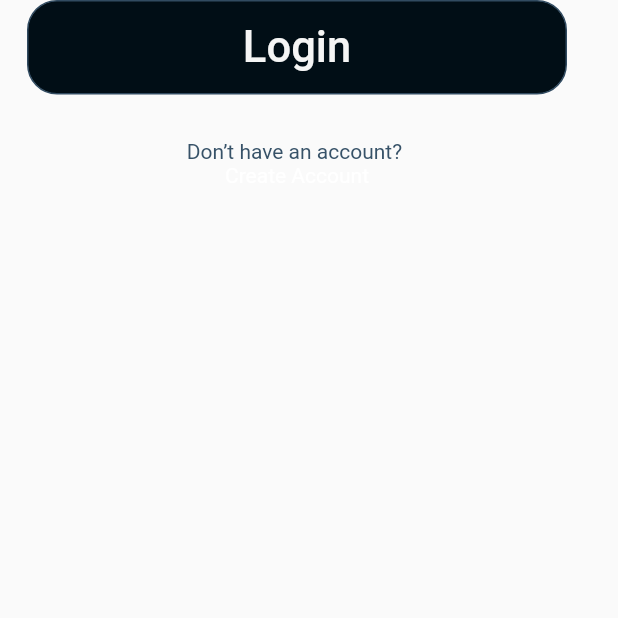
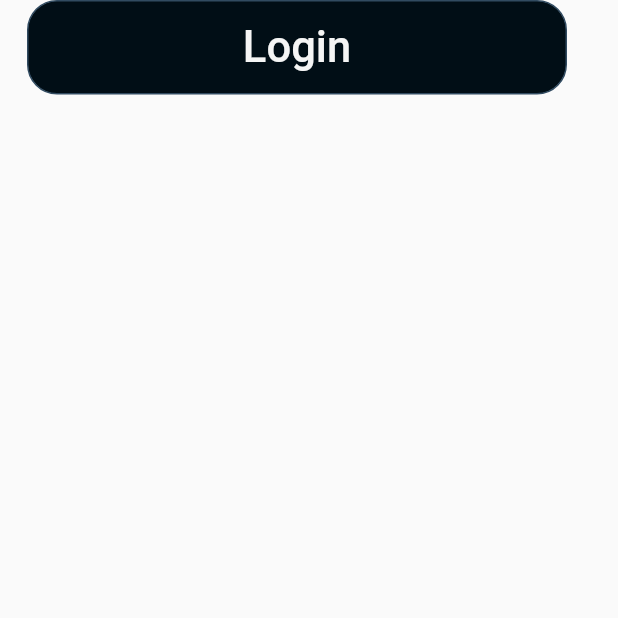
Before and after one commit to kadirhankeles/foodApp, a Flutter app: the loginButton screen opened directly, after a tap on "Login", on a phone screen of 412 x 824 dp, the top half of it. Run offline on Flutter 3.47's test engine with Material 2 defaults, Android fonts, the phone set to English and light mode, and no system bars.

Commit message:
loginButton'da var olan Text widgetları silindi.

```diff
--- a/lib/widgets/loginButton.dart
+++ b/lib/widgets/loginButton.dart
@@ -10,22 +10,22 @@ class loginButton extends StatelessWidget {
   @override
   Widget build(BuildContext context) {
     return Scaffold(
-      body: Column(
-        children: [
-          Container(
-            height: 63,
-            width: 360,
-            child: TextButton(onPressed: (() {
-
-            }), child: Center(child: Text('Login', style: TextStyle(color: Color(0xffF5F5F5), fontSize: 29),)),),
-            margin: EdgeInsets.only(left: 18, right: 18),
-            decoration: BoxDecoration(borderRadius: BorderRadius.circular(20), color: Color(0xff010E16), border: Border.all(width: 1 ,color: Color(0xff314B61))),
-
-          ),
-          SizedBox(height: 30,),
-          Text('Don’t have an account? ', style: TextStyle(color: Color(0xff375268), fontSize: 14),),
-          Text('Create Account', style: TextStyle(color: Colors.white),),
-        ],
+      body: Container(
+        height: 63,
+        width: 360,
+        child: TextButton(
+          onPressed: (() {}),
+          child: Center(
+              child: Text(
+            'Login',
+            style: TextStyle(color: Color(0xffF5F5F5), fontSize: 29),
+          )),
+        ),
+        margin: EdgeInsets.only(left: 18, right: 18),
+        decoration: BoxDecoration(
+            borderRadius: BorderRadius.circular(20),
+            color: Color(0xff010E16),
+            border: Border.all(width: 1, color: Color(0xff314B61))),
       ),
     );
   }
```
